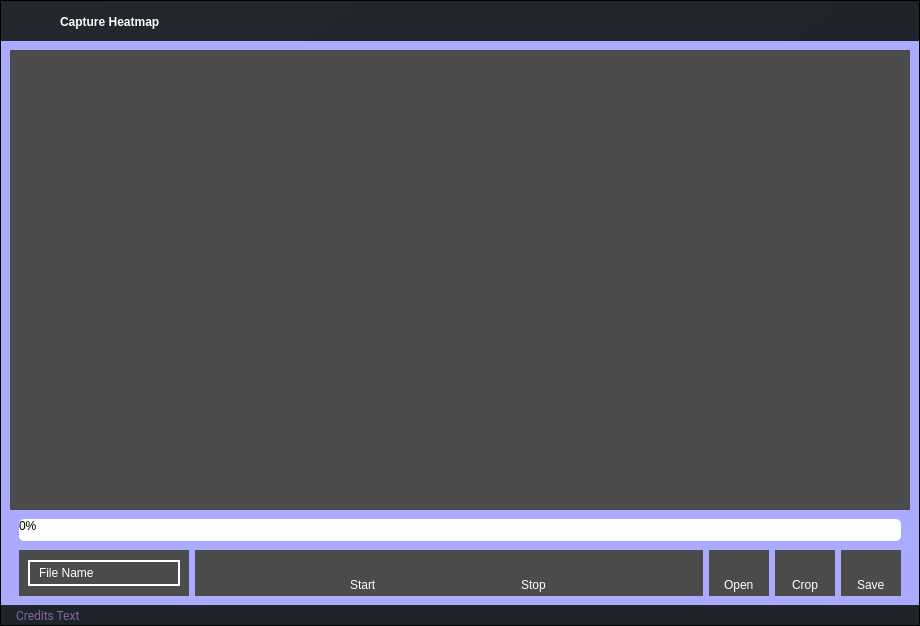
The window that ui/pages/heatmap.ui (elian-olbz/mlbb-drafting-and-simulation-tools) describes before a commit, drawn with Qt 5.
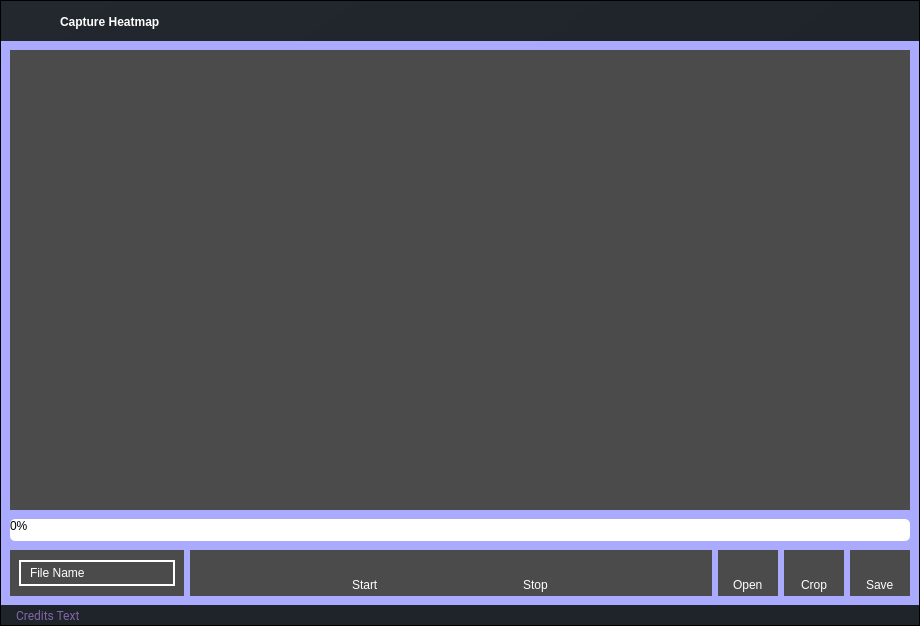
The same window after the commit. Icons and pictures are not drawn.

The edit to the form file:
```diff
--- a/ui/pages/heatmap.ui
+++ b/ui/pages/heatmap.ui
@@ -240,7 +240,7 @@
                   </layout>
                  </widget>
                 </item>
-                <item>
+                <item alignment="Qt::AlignRight">
                  <widget class="QFrame" name="frame_btns">
                   <property name="minimumSize">
                    <size>
@@ -592,9 +592,15 @@
                                <enum>QFrame::Raised</enum>
                               </property>
                               <layout class="QHBoxLayout" name="horizontalLayout">
+                               <property name="leftMargin">
+                                <number>0</number>
+                               </property>
                                <property name="topMargin">
                                 <number>0</number>
                                </property>
+                               <property name="rightMargin">
+                                <number>0</number>
+                               </property>
                                <property name="bottomMargin">
                                 <number>0</number>
                                </property>
@@ -631,9 +637,15 @@
                                <enum>QFrame::Raised</enum>
                               </property>
                               <layout class="QHBoxLayout" name="horizontalLayout_5" stretch="1,3,0,0,0">
+                               <property name="leftMargin">
+                                <number>0</number>
+                               </property>
                                <property name="topMargin">
                                 <number>9</number>
                                </property>
+                               <property name="rightMargin">
+                                <number>0</number>
+                               </property>
                                <item>
                                 <widget class="QFrame" name="frame_6">
                                  <property name="styleSheet">
```
Left out of the diff: 11 changed lines with no effect on the pictures.
